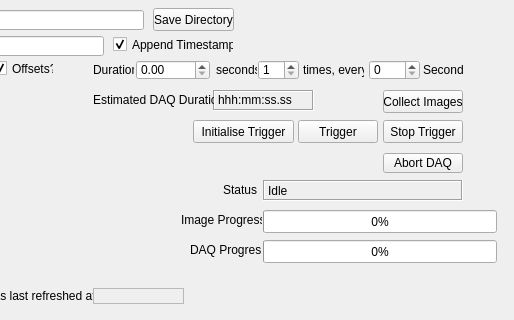
The window that STFC/HexitecGigEProject/trunk/HexitecGigE/dataacquisitionform.ui (stfc-detectors/hexitec) describes before a commit, drawn with Qt 5; both pictures show x 167 to 681 and y 0 to 320 of the 681 by 494 pixel window.
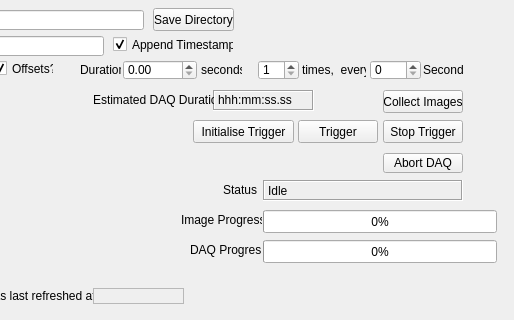
The same window after the commit.

What changed in the file:
```diff
--- a/STFC/HexitecGigEProject/trunk/HexitecGigE/dataacquisitionform.ui
+++ b/STFC/HexitecGigEProject/trunk/HexitecGigE/dataacquisitionform.ui
@@ -52,7 +52,7 @@
   <widget class="QLabel" name="durationLabel">
    <property name="geometry">
     <rect>
-     <x>260</x>
+     <x>247</x>
      <y>60</y>
      <width>41</width>
      <height>20</height>
@@ -174,7 +174,7 @@
   <widget class="QDoubleSpinBox" name="duration">
    <property name="geometry">
     <rect>
-     <x>303</x>
+     <x>290</x>
      <y>60</y>
      <width>74</width>
      <height>20</height>
@@ -232,7 +232,7 @@
   <widget class="QLabel" name="secondsLabel">
    <property name="geometry">
     <rect>
-     <x>383</x>
+     <x>368</x>
      <y>60</y>
      <width>41</width>
      <height>20</height>
@@ -421,20 +421,20 @@
   <widget class="QLabel" name="timesLabel">
    <property name="geometry">
     <rect>
-     <x>470</x>
+     <x>469</x>
      <y>60</y>
-     <width>61</width>
+     <width>64</width>
      <height>20</height>
     </rect>
    </property>
    <property name="text">
-    <string>times, every</string>
+    <string>times,  every</string>
    </property>
   </widget>
   <widget class="QDoubleSpinBox" name="repeatInterval">
    <property name="geometry">
     <rect>
-     <x>536</x>
+     <x>537</x>
      <y>60</y>
      <width>51</width>
      <height>20</height>
```
